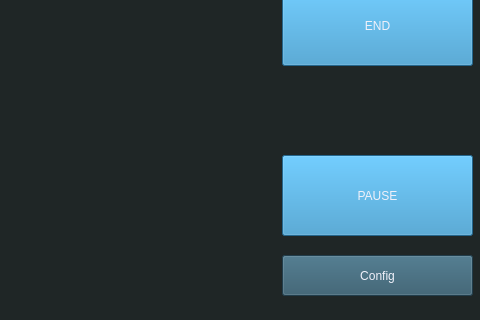
This is mainwindow.ui in jyfzh/FOXTracker as Qt 5 draws it before an edit; both pictures show x 418 to 898 and y 165 to 485 of the 898 by 625 pixel window. The edited form follows.
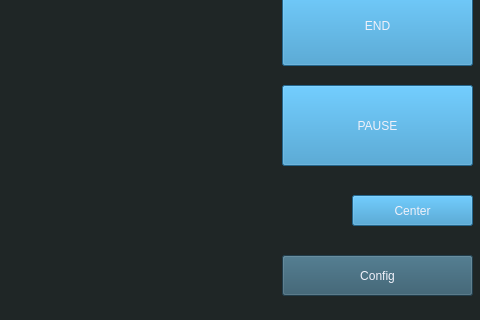
This is the edited form.

Patch:
```diff
--- a/mainwindow.ui
+++ b/mainwindow.ui
@@ -357,7 +357,7 @@
     <property name="geometry">
      <rect>
       <x>700</x>
-      <y>320</y>
+      <y>250</y>
       <width>191</width>
       <height>81</height>
      </rect>
@@ -403,6 +403,24 @@
      <string>FPS</string>
     </property>
    </widget>
+   <widget class="QPushButton" name="centerButton">
+    <property name="geometry">
+     <rect>
+      <x>770</x>
+      <y>360</y>
+      <width>121</width>
+      <height>31</height>
+     </rect>
+    </property>
+    <property name="styleSheet">
+     <string notr="true">background-color: rgb(49, 143, 197);
+font: 15pt &quot;Source Code Pro&quot;;
+color: rgb(240, 241, 250);</string>
+    </property>
+    <property name="text">
+     <string>Center</string>
+    </property>
+   </widget>
   </widget>
  </widget>
  <resources/>
```
